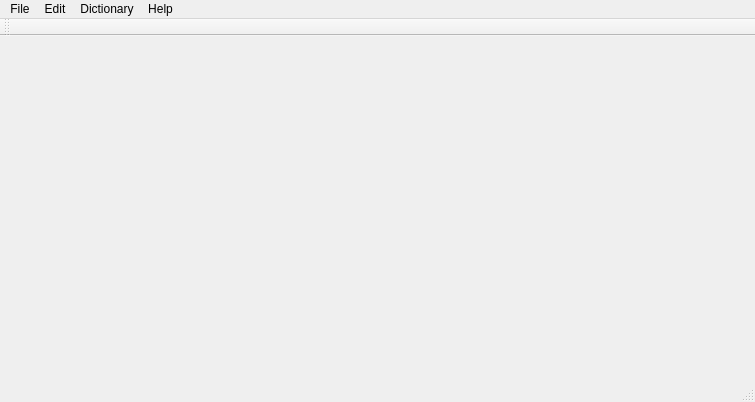
Old version of the form forms/main/mainwindow.ui in the repository vintikcomua/minishop.
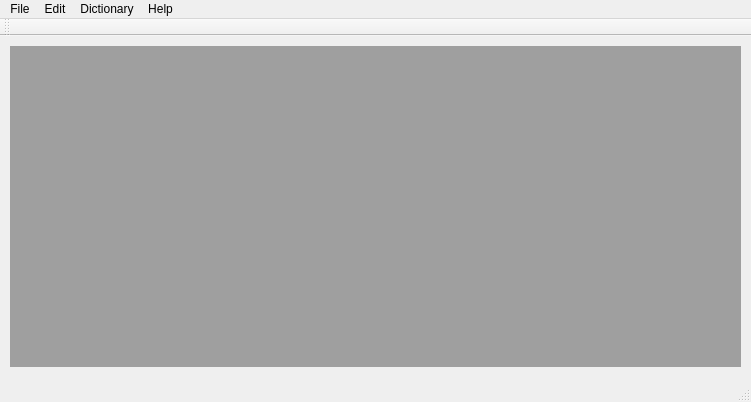
New version of the form. Icons and pictures are not drawn.

Diff of the .ui file:
```diff
--- a/forms/main/mainwindow.ui
+++ b/forms/main/mainwindow.ui
@@ -6,7 +6,7 @@
    <rect>
     <x>0</x>
     <y>0</y>
-    <width>755</width>
+    <width>751</width>
     <height>402</height>
    </rect>
   </property>
@@ -23,13 +23,39 @@
    <iconset resource="../../minishop.qrc">
     <normaloff>:/images/minishop.ico</normaloff>:/images/minishop.ico</iconset>
   </property>
-  <widget class="QWidget" name="centralwidget"/>
+  <widget class="QWidget" name="centralwidget">
+   <widget class="QMdiArea" name="mdiArea">
+    <property name="geometry">
+     <rect>
+      <x>10</x>
+      <y>10</y>
+      <width>731</width>
+      <height>321</height>
+     </rect>
+    </property>
+    <property name="sizePolicy">
+     <sizepolicy hsizetype="Expanding" vsizetype="Expanding">
+      <horstretch>0</horstretch>
+      <verstretch>0</verstretch>
+     </sizepolicy>
+    </property>
+    <property name="verticalScrollBarPolicy">
+     <enum>Qt::ScrollBarAsNeeded</enum>
+    </property>
+    <property name="horizontalScrollBarPolicy">
+     <enum>Qt::ScrollBarAsNeeded</enum>
+    </property>
+    <property name="sizeAdjustPolicy">
+     <enum>QAbstractScrollArea::AdjustIgnored</enum>
+    </property>
+   </widget>
+  </widget>
   <widget class="QMenuBar" name="menubar">
    <property name="geometry">
     <rect>
      <x>0</x>
      <y>0</y>
-     <width>755</width>
+     <width>751</width>
      <height>22</height>
     </rect>
    </property>
```
